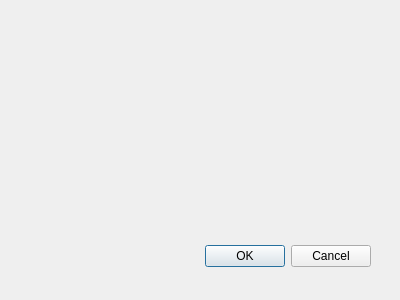
This is GUI/AddModbusDeviceGUI/AddModbusDeviceGUI.ui in my-memory-leaked/Modbus-Industrial-Diagnostic-Tool as Qt 5 draws it before an edit. The edited form follows.
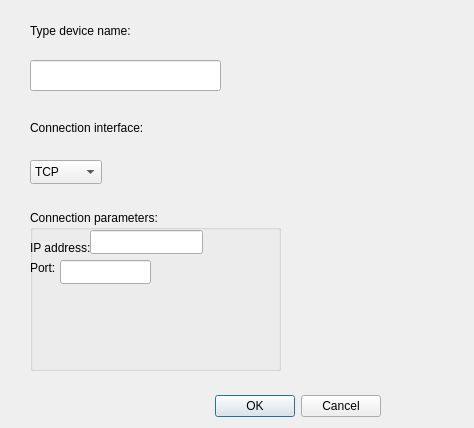
This is the edited form.

Commit message: Added simple ui for tcp interface

What changed in the file:
```diff
--- a/GUI/AddModbusDeviceGUI/AddModbusDeviceGUI.ui
+++ b/GUI/AddModbusDeviceGUI/AddModbusDeviceGUI.ui
@@ -6,8 +6,8 @@
    <rect>
     <x>0</x>
     <y>0</y>
-    <width>400</width>
-    <height>300</height>
+    <width>474</width>
+    <height>428</height>
    </rect>
   </property>
   <property name="windowTitle">
@@ -16,8 +16,8 @@
   <widget class="QDialogButtonBox" name="buttonBox">
    <property name="geometry">
     <rect>
-     <x>30</x>
-     <y>240</y>
+     <x>40</x>
+     <y>390</y>
      <width>341</width>
      <height>32</height>
     </rect>
@@ -29,6 +29,121 @@
     <set>QDialogButtonBox::Cancel|QDialogButtonBox::Ok</set>
    </property>
   </widget>
+  <widget class="QLabel" name="DeviceNameLabel">
+   <property name="geometry">
+    <rect>
+     <x>30</x>
+     <y>20</y>
+     <width>151</width>
+     <height>21</height>
+    </rect>
+   </property>
+   <property name="text">
+    <string>Type device name:</string>
+   </property>
+  </widget>
+  <widget class="QLineEdit" name="DeviceNameLineEdit">
+   <property name="geometry">
+    <rect>
+     <x>30</x>
+     <y>60</y>
+     <width>191</width>
+     <height>31</height>
+    </rect>
+   </property>
+  </widget>
+  <widget class="QLabel" name="ConnectionInterfaceLabel">
+   <property name="geometry">
+    <rect>
+     <x>30</x>
+     <y>120</y>
+     <width>151</width>
+     <height>16</height>
+    </rect>
+   </property>
+   <property name="text">
+    <string>Connection interface:</string>
+   </property>
+  </widget>
+  <widget class="QComboBox" name="ConnectionInterfaceComboBox">
+   <property name="geometry">
+    <rect>
+     <x>30</x>
+     <y>160</y>
+     <width>72</width>
+     <height>24</height>
+    </rect>
+   </property>
+   <item>
+    <property name="text">
+     <string>TCP</string>
+    </property>
+   </item>
+   <item>
+    <property name="text">
+     <string>RTU</string>
+    </property>
+   </item>
+  </widget>
+  <widget class="QGroupBox" name="TCPInterfaceGroupBox">
+   <property name="geometry">
+    <rect>
+     <x>30</x>
+     <y>210</y>
+     <width>251</width>
+     <height>161</height>
+    </rect>
+   </property>
+   <property name="title">
+    <string>Connection parameters:</string>
+   </property>
+   <widget class="QLineEdit" name="IPAddressLineEdit">
+    <property name="geometry">
+     <rect>
+      <x>60</x>
+      <y>20</y>
+      <width>113</width>
+      <height>24</height>
+     </rect>
+    </property>
+   </widget>
+   <widget class="QLineEdit" name="PortLineEdit">
+    <property name="geometry">
+     <rect>
+      <x>30</x>
+      <y>50</y>
+      <width>91</width>
+      <height>24</height>
+     </rect>
+    </property>
+   </widget>
+   <widget class="QLabel" name="IPAddressLabel">
+    <property name="geometry">
+     <rect>
+      <x>0</x>
+      <y>30</y>
+      <width>61</width>
+      <height>16</height>
+     </rect>
+    </property>
+    <property name="text">
+     <string>IP address:</string>
+    </property>
+   </widget>
+   <widget class="QLabel" name="PortLabel">
+    <property name="geometry">
+     <rect>
+      <x>0</x>
+      <y>50</y>
+      <width>49</width>
+      <height>16</height>
+     </rect>
+    </property>
+    <property name="text">
+     <string>Port:</string>
+    </property>
+   </widget>
+  </widget>
  </widget>
  <resources/>
  <connections>
```
Left out of the diff: 6 changed lines with no effect on the pictures. The commit also changes 2 other files.
